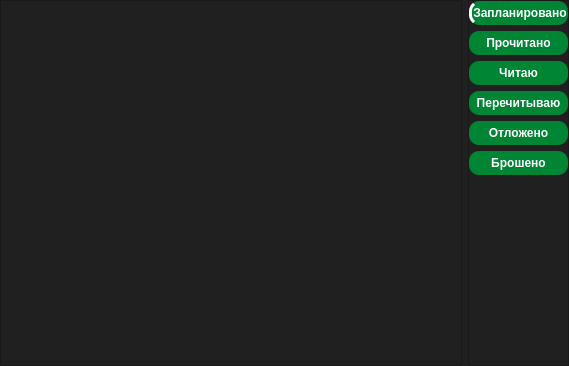
The window that forms/desu_library.ui (brandonzorn/Nlight) describes before a commit, drawn with Qt 5.
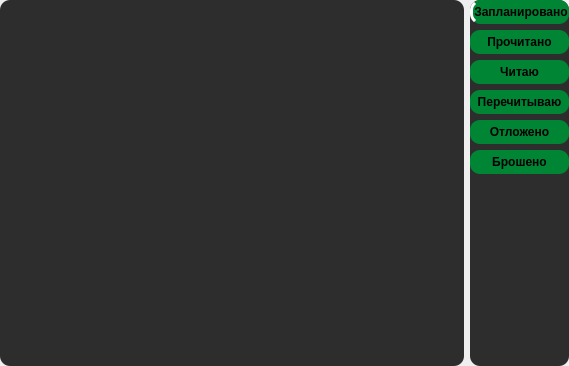
The same window after the commit.

What changed in the file:
```diff
--- a/forms/desu_library.ui
+++ b/forms/desu_library.ui
@@ -14,9 +14,10 @@
    <string>Dialog</string>
   </property>
   <property name="styleSheet">
-   <string notr="true">color: rgb(255, 255, 255);
-selection-background-color: rgb(0, 133, 52);
-background-color: rgb(32, 32, 32);</string>
+   <string notr="true">QFrame {
+	border-radius: 10px;
+	background-color: rgb(45, 45, 45);
+}</string>
   </property>
   <layout class="QHBoxLayout" name="horizontalLayout">
    <property name="leftMargin">
@@ -48,9 +49,9 @@
         <colorrole role="Button">
          <brush brushstyle="SolidPattern">
           <color alpha="255">
-           <red>32</red>
-           <green>32</green>
-           <blue>32</blue>
+           <red>45</red>
+           <green>45</green>
+           <blue>45</blue>
           </color>
          </brush>
         </colorrole>
@@ -75,18 +76,18 @@
         <colorrole role="Base">
          <brush brushstyle="SolidPattern">
           <color alpha="255">
-           <red>32</red>
-           <green>32</green>
-           <blue>32</blue>
+           <red>45</red>
+           <green>45</green>
+           <blue>45</blue>
           </color>
          </brush>
         </colorrole>
         <colorrole role="Window">
          <brush brushstyle="SolidPattern">
           <color alpha="255">
-           <red>32</red>
-           <green>32</green>
-           <blue>32</blue>
+           <red>45</red>
+           <green>45</green>
+           <blue>45</blue>
           </color>
          </brush>
         </colorrole>
@@ -122,9 +123,9 @@
         <colorrole role="Button">
          <brush brushstyle="SolidPattern">
           <color alpha="255">
-           <red>32</red>
-           <green>32</green>
-           <blue>32</blue>
+           <red>45</red>
+           <green>45</green>
+           <blue>45</blue>
           </color>
          </brush>
         </colorrole>
@@ -149,18 +150,18 @@
         <colorrole role="Base">
          <brush brushstyle="SolidPattern">
           <color alpha="255">
-           <red>32</red>
-           <green>32</green>
-           <blue>32</blue>
+           <red>45</red>
+           <green>45</green>
+           <blue>45</blue>
           </color>
          </brush>
         </colorrole>
         <colorrole role="Window">
          <brush brushstyle="SolidPattern">
           <color alpha="255">
-           <red>32</red>
-           <green>32</green>
-           <blue>32</blue>
+           <red>45</red>
+           <green>45</green>
+           <blue>45</blue>
           </color>
          </brush>
         </colorrole>
@@ -196,9 +197,9 @@
         <colorrole role="Button">
          <brush brushstyle="SolidPattern">
           <color alpha="255">
-           <red>32</red>
-           <green>32</green>
-           <blue>32</blue>
+           <red>45</red>
+           <green>45</green>
+           <blue>45</blue>
           </color>
          </brush>
         </colorrole>
@@ -223,18 +224,18 @@
         <colorrole role="Base">
          <brush brushstyle="SolidPattern">
           <color alpha="255">
-           <red>32</red>
-           <green>32</green>
-           <blue>32</blue>
+           <red>45</red>
+           <green>45</green>
+           <blue>45</blue>
           </color>
          </brush>
         </colorrole>
         <colorrole role="Window">
          <brush brushstyle="SolidPattern">
           <color alpha="255">
-           <red>32</red>
-           <green>32</green>
-           <blue>32</blue>
+           <red>45</red>
+           <green>45</green>
+           <blue>45</blue>
           </color>
          </brush>
         </colorrole>
```
